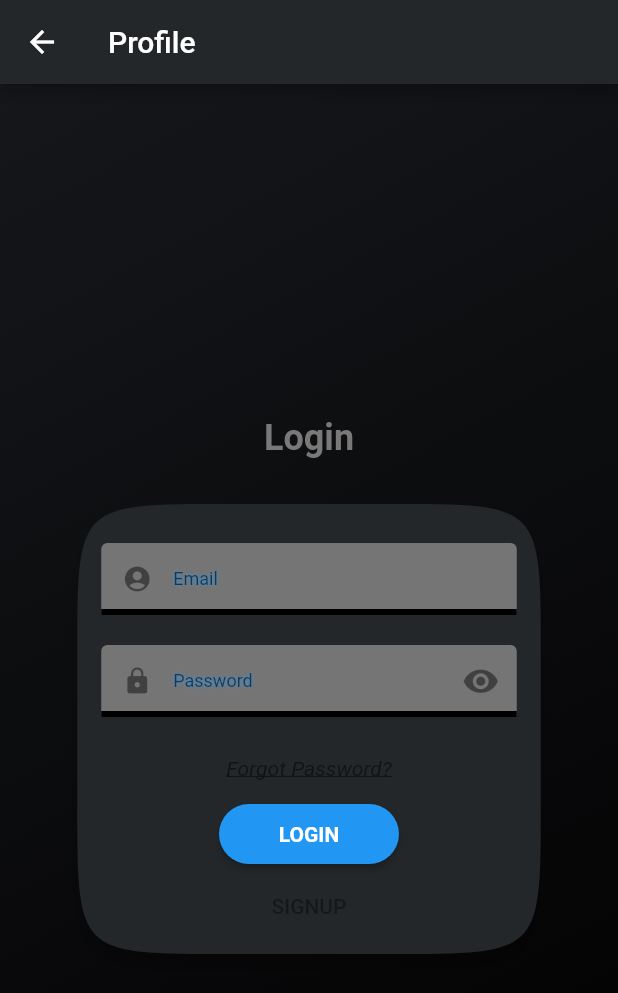
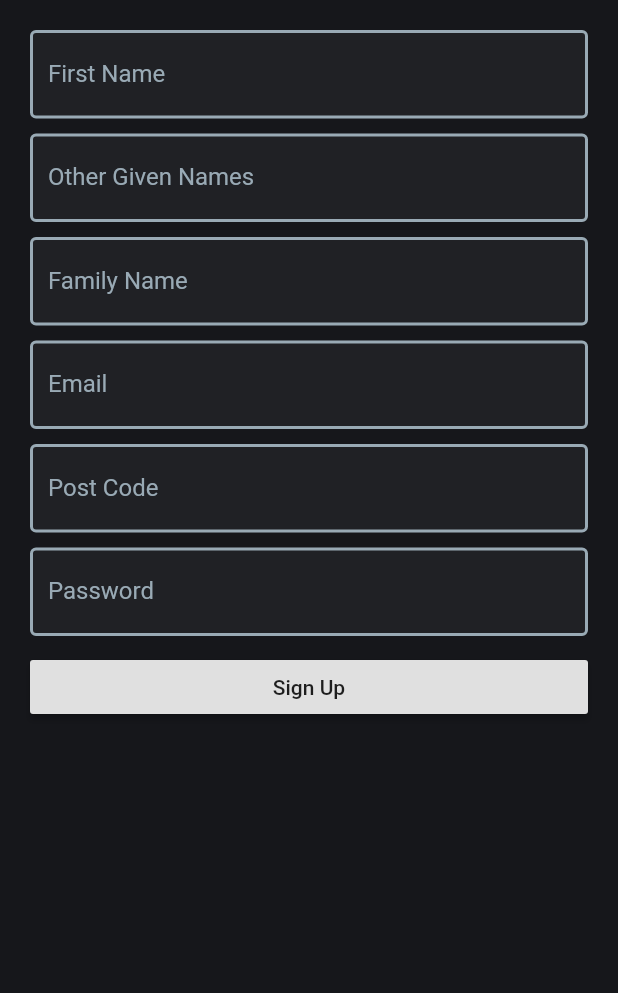
Before and after one commit to voteflux/digipol, a Flutter app: the screen it shows after launch, item 3 of the bottom bar chosen, after a tap on "Login", on a phone screen of 412 x 824 dp. Shown: the top 993 px of the screen. Run offline on Flutter 3.47's test engine with Material 2 defaults, Android fonts, the phone set to English and light mode, and no system bars; drawn by our look-alikes of flutter_login; our stand-ins replace pie_chart; missing offline and left inert: pdf_viewer_plugin.

Commit message:
add signup form

```diff
--- a/lib/custom_widgets.dart
+++ b/lib/custom_widgets.dart
@@ -315,3 +315,84 @@ class PieWidget extends StatelessWidget {
     );
   }
 }
+
+// Button widget
+class MainButton extends StatelessWidget {
+  final String buttonText;
+  final Color buttonColor;
+  final Function pressedButtonAction;
+
+  MainButton(
+      {@required this.buttonText,
+      @required this.buttonColor,
+      @required this.pressedButtonAction});
+
+  Widget build(BuildContext context) {
+    return Scaffold(
+      body: Container(
+        child: ConstrainedBox(
+          constraints: const BoxConstraints(minWidth: double.infinity),
+          child: FlatButton(
+              color: buttonColor,
+              padding: const EdgeInsets.all(20.0),
+              child: Text(
+                buttonText,
+                style: appTextStyles.yesnobutton,
+              ),
+              onPressed: pressedButtonAction),
+        ),
+      ),
+    );
+  }
+}
+
+class CustomFormField extends StatelessWidget {
+  final String helpText;
+  final Function submitAction;
+  final Function validation;
+
+  CustomFormField(
+      {@required this.helpText, @required this.submitAction, this.validation});
+
+  Widget build(BuildContext context) {
+    return Padding(
+      padding: EdgeInsets.only(bottom: 10.0),
+      child: TextFormField(
+          style: TextStyle(
+            color: appColors.text,
+          ),
+
+          decoration: InputDecoration(
+              filled: true,
+              fillColor: appColors.backgroundSecondary,
+              focusedBorder: OutlineInputBorder(
+                borderRadius: BorderRadius.all(Radius.circular(4)),
+                borderSide: BorderSide(width: 2, color: Colors.blue),
+              ),
+              disabledBorder: OutlineInputBorder(
+                borderRadius: BorderRadius.all(Radius.circular(4)),
+                borderSide: BorderSide(width: 2, color: Colors.orange),
+              ),
+              enabledBorder: OutlineInputBorder(
+                borderRadius: BorderRadius.all(Radius.circular(4)),
+                borderSide: BorderSide(width: 2, color: appColors.text),
+              ),
+              border: OutlineInputBorder(
+                  borderRadius: BorderRadius.all(Radius.circular(4)),
+                  borderSide: BorderSide(
+                    width: 2,
+                  )),
+              errorBorder: OutlineInputBorder(
+                  borderRadius: BorderRadius.all(Radius.circular(4)),
+                  borderSide: BorderSide(width: 2, color: Colors.red)),
+              focusedErrorBorder: OutlineInputBorder(
+                  borderRadius: BorderRadius.all(Radius.circular(4)),
+                  borderSide: BorderSide(width: 2, color: Colors.yellowAccent)),
+              labelText: this.helpText,
+              labelStyle: TextStyle( color: appColors.text,
+            )),
+          onSaved: this.submitAction,
+          validator: this.validation),
+    );
+  }
+}
--- a/lib/login.dart
+++ b/lib/login.dart
@@ -1,8 +1,8 @@
 import 'package:flutter/cupertino.dart';
 import 'package:flutter/material.dart';
 import 'package:voting_app/route_generator.dart';
+import 'package:voting_app/custom_widgets.dart';
 import 'package:voting_app/styles.dart';
-import 'package:flutter_login/flutter_login.dart';
 
 class ProfilePage extends StatefulWidget {
   @override
@@ -22,11 +22,9 @@ class _ProfilePageState extends State<ProfilePage> {
     } else {
       show = LoginWidget();
     }
+
     return Scaffold(
-      appBar: AppBar(
-        backgroundColor: appColors.mainTheme,
-        title: Text('Profile'),
-      ),
+      resizeToAvoidBottomInset: true,
       backgroundColor: appColors.background,
       body: show,
     );
@@ -39,85 +37,92 @@ class LoginWidget extends StatefulWidget {
 }
 
 class _LoginWidgetState extends State<LoginWidget> {
+  final _formKey = GlobalKey<FormState>();
+  final Map<String, dynamic> formData = {
+    'first_name': null,
+    'other_given_names': null,
+    'family_name': null,
+    'email': null,
+    'post_code': null,
+    'password': null
+  };
+
   @override
   Widget build(BuildContext context) {
-    return FlutterLogin(
-      title: 'Login',
-      onLogin: (_) => Future(null),
-      onSignup: (_) => Future(null),
-      onSubmitAnimationCompleted: () {
-        Navigator.of(context).pushNamed(
-          '/profile',
-        );
-      },
-      onRecoverPassword: (_) => Future(null),
-      theme: LoginTheme(
-        primaryColor: appColors.background,
-        accentColor: appColors.card,
-        errorColor: appColors.card,
-        titleStyle: appTextStyles.heading,
-        bodyStyle: TextStyle(
-          fontStyle: FontStyle.italic,
-          decoration: TextDecoration.underline,
-        ),
-        textFieldStyle: TextStyle(
-          color: appColors.button,
-          shadows: [Shadow(color: appColors.button, blurRadius: 2)],
-        ),
-        buttonStyle: appTextStyles.yesnobutton,
-        cardTheme: CardTheme(
-          color: appColors.card,
-          elevation: 5,
-          margin: EdgeInsets.only(top: 15),
-          shape: ContinuousRectangleBorder(
-              borderRadius: BorderRadius.circular(100.0)),
-        ),
-        inputTheme: InputDecorationTheme(
-          filled: true,
-          fillColor: Colors.grey[600],
-          contentPadding: EdgeInsets.zero,
-          errorStyle: TextStyle(
-            backgroundColor: appColors.button,
-            color: Colors.black,
-          ),
-          labelStyle: TextStyle(fontSize: 12),
-          enabledBorder: UnderlineInputBorder(
-            borderSide: BorderSide(color: Colors.black, width: 4),
-//              borderRadius: appSizes.cardCornerRadius,
-          ),
-          focusedBorder: UnderlineInputBorder(
-            borderSide: BorderSide(color: Colors.black, width: 5),
-//              borderRadius: inputBorder,
-          ),
-          errorBorder: UnderlineInputBorder(
-            borderSide: BorderSide(color: Colors.deepPurple.shade900, width: 7),
-//              borderRadius: inputBorder,
-          ),
-          focusedErrorBorder: UnderlineInputBorder(
-            borderSide: BorderSide(color: Colors.deepPurple.shade600, width: 8),
-//              borderRadius: inputBorder,
-          ),
-          disabledBorder: UnderlineInputBorder(
-            borderSide: BorderSide(color: Colors.grey, width: 5),
-//              borderRadius: inputBorder,
-          ),
-        ),
-        buttonTheme: LoginButtonTheme(
-          splashColor: Colors.purple,
-          backgroundColor: appColors.button,
-          highlightColor: Colors.deepPurple,
-          elevation: appSizes.cardElevation,
-          highlightElevation: 2.0,
-          shape: RoundedRectangleBorder(
-            side: BorderSide(color: appColors.buttonOutline, width: 2),
-            borderRadius: new BorderRadius.circular(appSizes.buttonRadius),
-          ),
-          // shape: RoundedRectangleBorder(borderRadius: BorderRadius.circular(5)),
-          // shape: CircleBorder(side: BorderSide(color: Colors.green)),
-          // shape: ContinuousRectangleBorder(borderRadius: BorderRadius.circular(55.0)),
+    return Form(
+      key: _formKey,
+      child: Container(
+        padding: const EdgeInsets.all(20.0),
+        child: ListView(
+          children: <Widget>[
+            CustomFormField(
+              helpText: "First Name",
+              submitAction: (String value) {
+                formData['first_name'] = value;
+              },
+            ),
+            CustomFormField(
+              helpText: "Other Given Names",
+              submitAction: (String value) {
+                formData['other_given_names'] = value;
+              },
+            ),
+            CustomFormField(
+              helpText: "Family Name",
+              submitAction: (String value) {
+                formData['family_name'] = value;
+              },
+            ),
+            CustomFormField(
+                helpText: "Email",
+                submitAction: (String value) {
+                  formData['email'] = value;
+                },
+                validation: (String value) {
+                  if (!RegExp(
+                          r"[a-z0-9!#$%&'*+/=?^_`{|}~-]+(?:\.[a-z0-9!#$%&'*+/=?^_`{|}~-]+)*@(?:[a-z0-9](?:[a-z0-9-]*[a-z0-9])?\.)+[a-z0-9](?:[a-z0-9-]*[a-z0-9])?")
+                      .hasMatch(value)) {
+                    return 'This is not a valid email';
+                  }
+                }),
+            CustomFormField(
+              helpText: "Post Code",
+              submitAction: (String value) {
+                formData['post_code'] = value;
+              },
+            ),
+            CustomFormField(
+                helpText: "Password",
+                submitAction: (String value) {
+                  formData['password'] = value;
+                },
+                validation: (String value) {
+                  if (value.isEmpty) {
+                    return 'Enter a password';
+                  }
+                }),
+            _buildSubmitButton()
+          ],
         ),
       ),
     );
+  }
+
+  Widget _buildSubmitButton() {
+    return RaisedButton(
+      onPressed: () {
+        _submitForm();
+      },
+      child: Text('Sign Up'),
+    );
+  }
+
+  void _submitForm() {
+    print(formData);
+    if (_formKey.currentState.validate()) {
+      _formKey.currentState.save(); //onSaved is called!
+      print(formData);
+    }
   }
 }
 
--- a/lib/settings.dart
+++ b/lib/settings.dart
@@ -1,9 +1,10 @@
 import 'package:flutter/cupertino.dart';
 import 'package:flutter/material.dart';
 import 'package:voting_app/styles.dart';
+import 'package:voting_app/custom_widgets.dart';
 
 class SettingsPage extends StatefulWidget {
-  /// where the app and user settings go
+  // where the app and user settings go
   @override
   _SettingsPageState createState() => _SettingsPageState();
 }
@@ -20,18 +21,10 @@ class _SettingsPageState extends State<SettingsPage> {
       backgroundColor: appColors.background,
       body: Center(
         child: Container(
+          padding: EdgeInsets.all(appSizes.standardPadding),
           width: appSizes.mediumWidth,
           child: ListView(
             children: <Widget>[
-              Container(
-                padding: EdgeInsets.all(appSizes.standardPadding),
-                child: Center(
-                  child: Text(
-                    "User Settings",
-                    style: appTextStyles.heading,
-                  ),
-                ),
-              ),
               Row(
                 mainAxisAlignment: MainAxisAlignment.spaceBetween,
                 children: <Widget>[
@@ -81,12 +74,11 @@ class _SettingsPageState extends State<SettingsPage> {
                 shape: RoundedRectangleBorder(
                     borderRadius:
                         BorderRadius.circular(appSizes.cardCornerRadius)),
-                margin: EdgeInsets.all(appSizes.standardMargin),
                 elevation: appSizes.cardElevation,
                 color: appColors.card,
                 child: Container(
+                    padding: const EdgeInsets.all(20.0),
                     width: appSizes.mediumWidth,
-                    height: 150,
                     child: Column(
                       mainAxisAlignment: MainAxisAlignment.spaceAround,
                       children: <Widget>[
@@ -96,16 +88,12 @@ class _SettingsPageState extends State<SettingsPage> {
                         ),
                         Text(
                           "You need to login to start voting",
-                          style: appTextStyles.standardItalic,
+                          style: appTextStyles.small,
                         ),
-                        RaisedButton(
+                        SizedBox(
+                          width: double.infinity,
+                            child: RaisedButton(
                           elevation: appSizes.cardElevation,
-                          shape: RoundedRectangleBorder(
-                            side: BorderSide(
-                                color: appColors.buttonOutline, width: 2),
-                            borderRadius: new BorderRadius.circular(
-                                appSizes.buttonRadius),
-                          ),
                           color: appColors.button,
                           onPressed: () {
                             Navigator.of(context).pushNamed(
@@ -116,39 +104,11 @@ class _SettingsPageState extends State<SettingsPage> {
                             "Login",
                             style: appTextStyles.yesnobutton,
                           ),
-                        )
-                      ],
-                    )),
-              ),
-              Card(
-                shape: RoundedRectangleBorder(
-                    borderRadius:
-                        BorderRadius.circular(appSizes.cardCornerRadius)),
-                margin: EdgeInsets.all(appSizes.standardMargin),
-                elevation: appSizes.cardElevation,
-                color: appColors.card,
-                child: Container(
-                    width: appSizes.mediumWidth,
-                    height: 150,
-                    child: Column(
-                      mainAxisAlignment: MainAxisAlignment.spaceAround,
-                      children: <Widget>[
-                        Text(
-                          "Voting History",
-                          style: appTextStyles.standardBold,
-                        ),
-                        Text(
-                          "You need to login to view your voting history",
-                          style: appTextStyles.standardItalic,
-                        ),
-                        RaisedButton(
+                        )),
+                        SizedBox(
+                          width: double.infinity,
+                            child: RaisedButton(
                           elevation: appSizes.cardElevation,
-                          shape: RoundedRectangleBorder(
-                            side: BorderSide(
-                                color: appColors.buttonOutline, width: 2),
-                            borderRadius: new BorderRadius.circular(
-                                appSizes.buttonRadius),
-                          ),
                           color: appColors.button,
                           onPressed: () {
                             Navigator.of(context).pushNamed(
@@ -156,10 +116,10 @@ class _SettingsPageState extends State<SettingsPage> {
                             );
                           },
                           child: Text(
-                            "Login",
+                            "Create Account",
                             style: appTextStyles.yesnobutton,
                           ),
-                        )
+                        ))
                       ],
                     )),
               ),
--- a/lib/styles.dart
+++ b/lib/styles.dart
@@ -9,7 +9,7 @@ import 'package:flutter/material.dart';
 /// eg usage for the text color:
 ///
 /// `color: appColors.text`
-var appColors = AppColors(1);
+var appColors = AppColors(0);
 bool darkMode = true;
 
 /// object containing the standard sized for the app
--- a/pubspec.yaml
+++ b/pubspec.yaml
@@ -29,7 +29,6 @@ dependencies:
   path_provider: ^1.6.5
   http: ^0.12.0+4
   pie_chart: ^3.1.1
-  flutter_login: ^1.0.14
 
 dev_dependencies:
   flutter_test:
```
Also changed, not shown: pubspec.lock.
